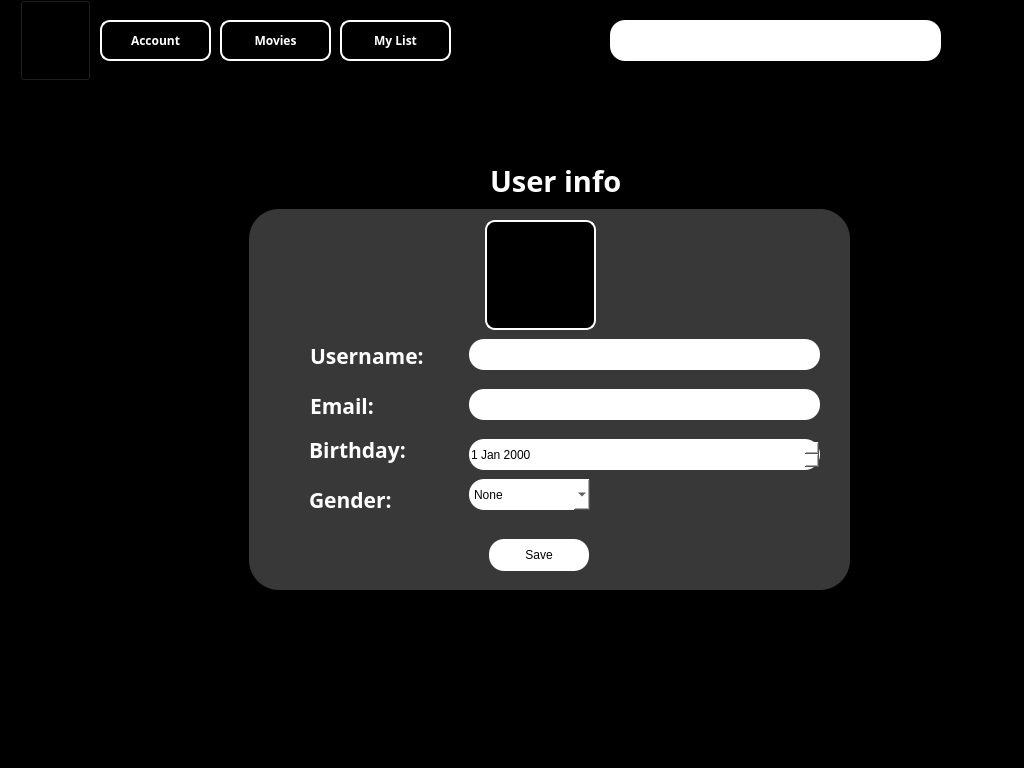
First picture: the form in ui/main.ui, repository ThaiAn1809/Python-app, before the edit.
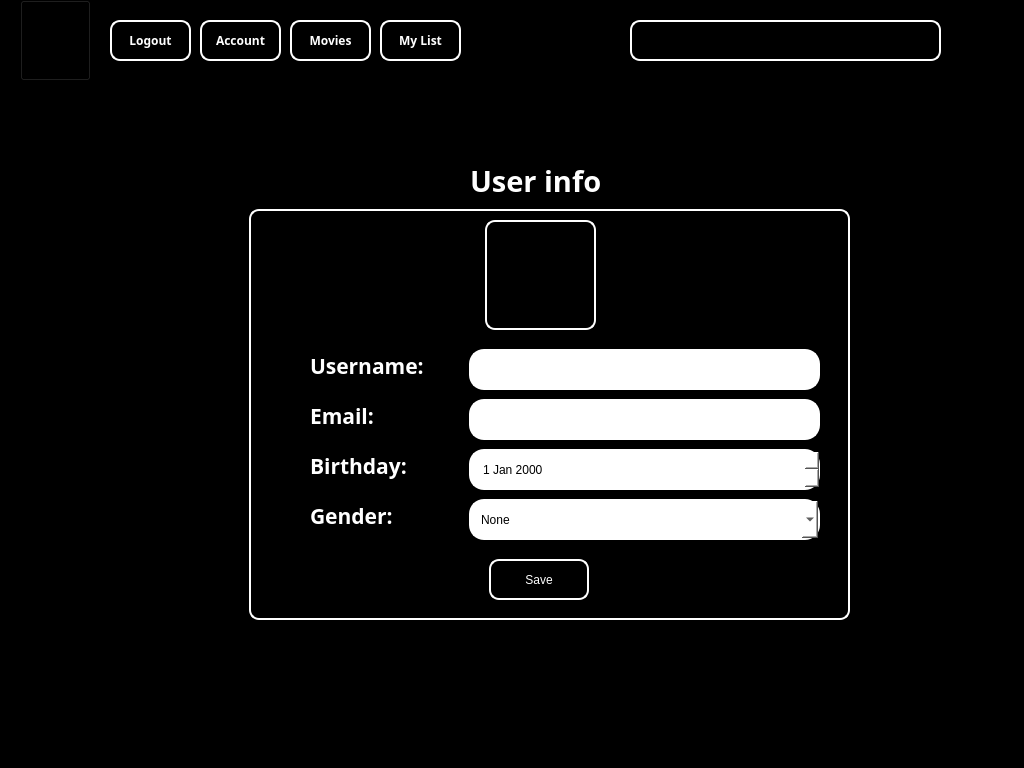
Second picture: the form after the edit. Icons and pictures are not drawn.

Diff of the .ui file:
```diff
--- a/ui/main.ui
+++ b/ui/main.ui
@@ -60,9 +60,9 @@
    <widget class="QPushButton" name="nav_movie_btn">
     <property name="geometry">
      <rect>
-      <x>220</x>
+      <x>290</x>
       <y>20</y>
-      <width>111</width>
+      <width>81</width>
       <height>41</height>
      </rect>
     </property>
@@ -103,9 +103,9 @@
    <widget class="QPushButton" name="btn_mylist_btn">
     <property name="geometry">
      <rect>
-      <x>340</x>
+      <x>380</x>
       <y>20</y>
-      <width>111</width>
+      <width>81</width>
       <height>41</height>
      </rect>
     </property>
@@ -1036,12 +1036,23 @@
         <x>229</x>
         <y>129</y>
         <width>601</width>
-        <height>381</height>
+        <height>411</height>
        </rect>
       </property>
       <property name="styleSheet">
-       <string notr="true">border-radius: 30px;
-background-color: rgb(56, 56, 56);</string>
+       <string notr="true">
+    background-color: black;       /* Black background */
+    border: 2px solid solid; /* Transparent border by default */
+	border-color: rgb(255, 255, 255);
+    border-radius: 10px;            /* Rounded corners */
+    padding: 10px;                 /* Default padding */
+    background-repeat: no-repeat; /* No repeating the image */
+    background-position: center;  /* Center the icon */
+    transition: all 0.2s ease;    /* Smooth transition */
+	color: rgb(255, 255, 255);
+
+
+</string>
       </property>
       <property name="frameShape">
        <enum>QFrame::Shape::StyledPanel</enum>
@@ -1049,61 +1060,13 @@
       <property name="frameShadow">
        <enum>QFrame::Shadow::Raised</enum>
       </property>
-      <widget class="QLabel" name="label_15">
-       <property name="geometry">
-        <rect>
-         <x>60</x>
-         <y>220</y>
-         <width>121</width>
-         <height>41</height>
-        </rect>
-       </property>
-       <property name="font">
-        <font>
-         <family>Geist SemiBold</family>
-         <pointsize>16</pointsize>
-         <bold>true</bold>
-        </font>
-       </property>
-       <property name="styleSheet">
-        <string notr="true">background-color: transparent;
-color: rgb(255, 255, 255);</string>
-       </property>
-       <property name="text">
-        <string>Birthday:</string>
-       </property>
-      </widget>
-      <widget class="QLabel" name="label_12">
-       <property name="geometry">
-        <rect>
-         <x>60</x>
-         <y>270</y>
-         <width>121</width>
-         <height>41</height>
-        </rect>
-       </property>
-       <property name="font">
-        <font>
-         <family>Geist SemiBold</family>
-         <pointsize>16</pointsize>
-         <bold>true</bold>
-        </font>
-       </property>
-       <property name="styleSheet">
-        <string notr="true">background-color: transparent;
-color: rgb(255, 255, 255);</string>
-       </property>
-       <property name="text">
-        <string>Gender:</string>
-       </property>
-      </widget>
       <widget class="QLineEdit" name="txt_name">
        <property name="geometry">
         <rect>
          <x>220</x>
-         <y>130</y>
+         <y>140</y>
          <width>351</width>
-         <height>31</height>
+         <height>41</height>
         </rect>
        </property>
        <property name="styleSheet">
@@ -1119,9 +1082,9 @@
        <property name="geometry">
         <rect>
          <x>220</x>
-         <y>180</y>
+         <y>190</y>
          <width>351</width>
-         <height>31</height>
+         <height>41</height>
         </rect>
        </property>
        <property name="styleSheet">
@@ -1134,9 +1097,9 @@
        <property name="geometry">
         <rect>
          <x>220</x>
-         <y>230</y>
+         <y>240</y>
          <width>351</width>
-         <height>31</height>
+         <height>41</height>
         </rect>
        </property>
        <property name="styleSheet">
@@ -1149,9 +1112,9 @@
        <property name="geometry">
         <rect>
          <x>220</x>
-         <y>270</y>
-         <width>121</width>
-         <height>31</height>
+         <y>290</y>
+         <width>351</width>
+         <height>41</height>
         </rect>
        </property>
        <property name="styleSheet">
@@ -1179,15 +1142,34 @@
        <property name="geometry">
         <rect>
          <x>240</x>
-         <y>330</y>
+         <y>350</y>
          <width>100</width>
-         <height>32</height>
+         <height>41</height>
         </rect>
        </property>
        <property name="styleSheet">
-        <string notr="true">background-color: rgb(255, 255, 255);
-border-radius: 15px;
-color: black;</string>
+        <string notr="true">QPushButton {
+    background-color: black;       /* Black background */
+    border: 2px solid solid; /* Transparent border by default */
+	border-color: rgb(255, 255, 255);
+    border-radius: 10px;            /* Rounded corners */
+    padding: 10px;                 /* Default padding */
+    background-repeat: no-repeat; /* No repeating the image */
+    background-position: center;  /* Center the icon */
+    transition: all 0.2s ease;    /* Smooth transition */
+	color: rgb(255, 255, 255);
+}
+
+QPushButton:hover {
+    border: 2px solid white;       /* White border on hover */
+    padding: 8px;                  /* Reduced padding to simulate size increase */
+}
+
+QPushButton:pressed {
+    background-color: #333333;     /* Darker background on press */
+    padding: 6px;                  /* Further reduced padding for pressed state */
+}
+</string>
        </property>
        <property name="text">
         <string>Save</string>
@@ -1197,7 +1179,7 @@
      <widget class="QLabel" name="label_13">
       <property name="geometry">
        <rect>
-        <x>470</x>
+        <x>450</x>
         <y>80</y>
         <width>131</width>
         <height>41</height>
@@ -1222,7 +1204,7 @@
       <property name="geometry">
        <rect>
         <x>290</x>
-        <y>305</y>
+        <y>315</y>
         <width>121</width>
         <height>41</height>
        </rect>
@@ -1283,7 +1265,7 @@
       <property name="geometry">
        <rect>
         <x>290</x>
-        <y>255</y>
+        <y>265</y>
         <width>121</width>
         <height>41</height>
        </rect>
@@ -1303,14 +1285,62 @@
        <string>Username:</string>
       </property>
      </widget>
+     <widget class="QLabel" name="label_12">
+      <property name="geometry">
+       <rect>
+        <x>290</x>
+        <y>415</y>
+        <width>121</width>
+        <height>41</height>
+       </rect>
+      </property>
+      <property name="font">
+       <font>
+        <family>Geist SemiBold</family>
+        <pointsize>16</pointsize>
+        <bold>true</bold>
+       </font>
+      </property>
+      <property name="styleSheet">
+       <string notr="true">background-color: transparent;
+color: rgb(255, 255, 255);</string>
+      </property>
+      <property name="text">
+       <string>Gender:</string>
+      </property>
+     </widget>
+     <widget class="QLabel" name="label_15">
+      <property name="geometry">
+       <rect>
+        <x>290</x>
+        <y>365</y>
+        <width>121</width>
+        <height>41</height>
+       </rect>
+      </property>
+      <property name="font">
+       <font>
+        <family>Geist SemiBold</family>
+        <pointsize>16</pointsize>
+        <bold>true</bold>
+       </font>
+      </property>
+      <property name="styleSheet">
+       <string notr="true">background-color: transparent;
+color: rgb(255, 255, 255);</string>
+      </property>
+      <property name="text">
+       <string>Birthday:</string>
+      </property>
+     </widget>
     </widget>
    </widget>
    <widget class="QPushButton" name="nav_home_btn">
     <property name="geometry">
      <rect>
-      <x>100</x>
+      <x>200</x>
       <y>20</y>
-      <width>111</width>
+      <width>81</width>
       <height>41</height>
      </rect>
     </property>
@@ -1351,16 +1381,67 @@
    <widget class="QLineEdit" name="txt_search">
     <property name="geometry">
      <rect>
-      <x>610</x>
+      <x>630</x>
       <y>20</y>
-      <width>331</width>
+      <width>311</width>
       <height>41</height>
      </rect>
     </property>
     <property name="styleSheet">
-     <string notr="true">background-color: rgb(255, 255, 255);
-border-radius: 15px;
-color: black;</string>
+     <string notr="true">
+    background-color: black;       /* Black background */
+    border: 2px solid solid; /* Transparent border by default */
+	border-color: rgb(255, 255, 255);
+    border-radius: 10px;            /* Rounded corners */
+    padding: 10px;                 /* Default padding */
+    background-repeat: no-repeat; /* No repeating the image */
+    background-position: center;  /* Center the icon */
+    transition: all 0.2s ease;    /* Smooth transition */
+	color: rgb(255, 255, 255);
+</string>
+    </property>
+   </widget>
+   <widget class="QPushButton" name="btn_mylist_btn_2">
+    <property name="geometry">
+     <rect>
+      <x>110</x>
+      <y>20</y>
+      <width>81</width>
+      <height>41</height>
+     </rect>
+    </property>
+    <property name="font">
+     <font>
+      <family>Geist SemiBold</family>
+      <bold>true</bold>
+     </font>
+    </property>
+    <property name="styleSheet">
+     <string notr="true">QPushButton {
+    background-color: black;       /* Black background */
+    border: 2px solid solid; /* Transparent border by default */
+	border-color: rgb(255, 255, 255);
+    border-radius: 10px;            /* Rounded corners */
+    padding: 10px;                 /* Default padding */
+    background-repeat: no-repeat; /* No repeating the image */
+    background-position: center;  /* Center the icon */
+    transition: all 0.2s ease;    /* Smooth transition */
+	color: rgb(255, 255, 255);
+}
+
+QPushButton:hover {
+    border: 2px solid white;       /* White border on hover */
+    padding: 8px;                  /* Reduced padding to simulate size increase */
+}
+
+QPushButton:pressed {
+    background-color: #333333;     /* Darker background on press */
+    padding: 6px;                  /* Further reduced padding for pressed state */
+}
+</string>
+    </property>
+    <property name="text">
+     <string>Logout</string>
     </property>
    </widget>
    <zorder>stackedWidget</zorder>
```
Left out of the diff: 87 changed lines with no effect on the pictures.
